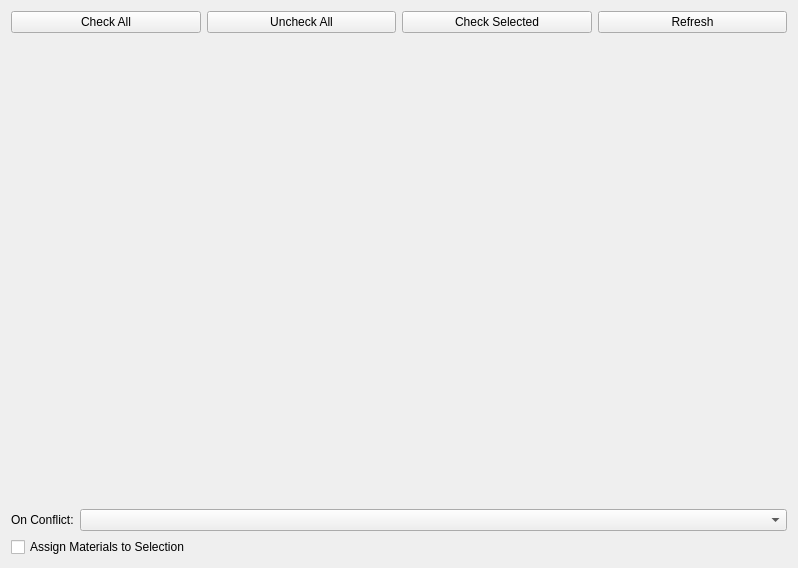
Old version of the form textureimporter/ui/networks_widget.ui in the repository beatreichenbach/texture-importer.
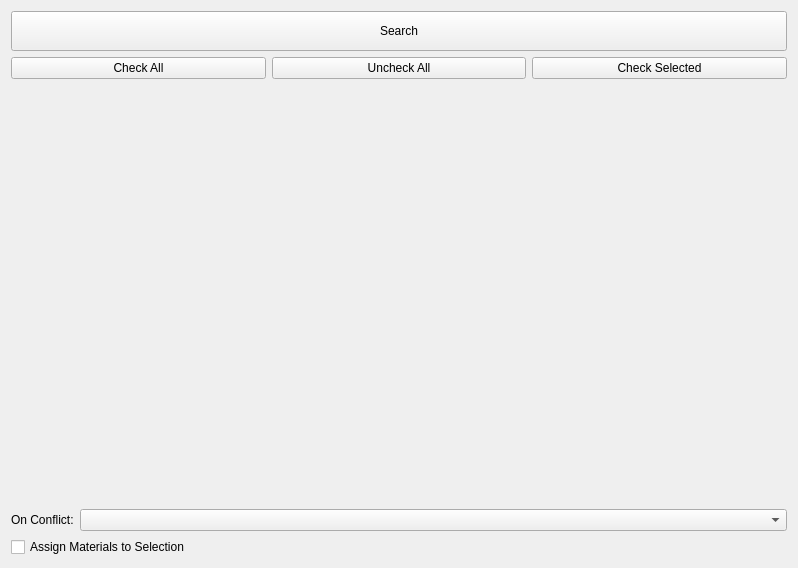
New version of the form.

Diff of the .ui file:
```diff
--- a/textureimporter/ui/networks_widget.ui
+++ b/textureimporter/ui/networks_widget.ui
@@ -13,7 +13,20 @@
   <property name="windowTitle">
    <string>Material Networks</string>
   </property>
-  <layout class="QVBoxLayout" name="main_lay" stretch="0,1,0,0">
+  <layout class="QVBoxLayout" name="main_lay" stretch="0,0,1,0,0">
+   <item>
+    <widget class="QPushButton" name="refresh_btn">
+     <property name="minimumSize">
+      <size>
+       <width>0</width>
+       <height>40</height>
+      </size>
+     </property>
+     <property name="text">
+      <string>Search</string>
+     </property>
+    </widget>
+   </item>
    <item>
     <layout class="QHBoxLayout" name="actions_lay">
      <item>
@@ -37,13 +50,6 @@
        </property>
       </widget>
      </item>
-     <item>
-      <widget class="QPushButton" name="refresh_btn">
-       <property name="text">
-        <string>Refresh</string>
-       </property>
-      </widget>
-     </item>
     </layout>
    </item>
    <item>
```
